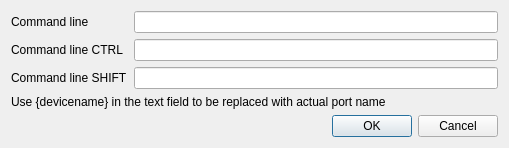
Old version of the form qlsconfig.ui in the repository sza2/qlsuart.
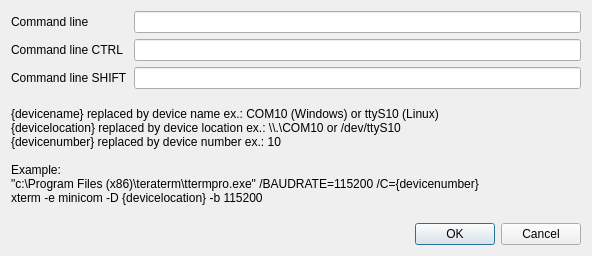
New version of the form.

Commit message: Help added to config window

The edit to the form file:
```diff
--- a/qlsconfig.ui
+++ b/qlsconfig.ui
@@ -6,8 +6,8 @@
    <rect>
     <x>0</x>
     <y>0</y>
-    <width>509</width>
-    <height>145</height>
+    <width>592</width>
+    <height>256</height>
    </rect>
   </property>
   <property name="windowTitle">
@@ -55,7 +55,13 @@
        <item>
         <widget class="QLabel" name="label_4">
          <property name="text">
-          <string>Use {devicename} in the text field to be replaced with actual port name</string>
+          <string>{devicename} replaced by device name ex.: COM10 (Windows) or ttyS10 (Linux)
+{devicelocation} replaced by device location ex.: \\.\COM10 or /dev/ttyS10
+{devicenumber} replaced by device number ex.: 10
+
+Example:
+&quot;c:\Program Files (x86)\teraterm\ttermpro.exe&quot; /BAUDRATE=115200 /C={devicenumber}
+xterm -e minicom -D {devicelocation} -b 115200</string>
          </property>
         </widget>
        </item>
```
